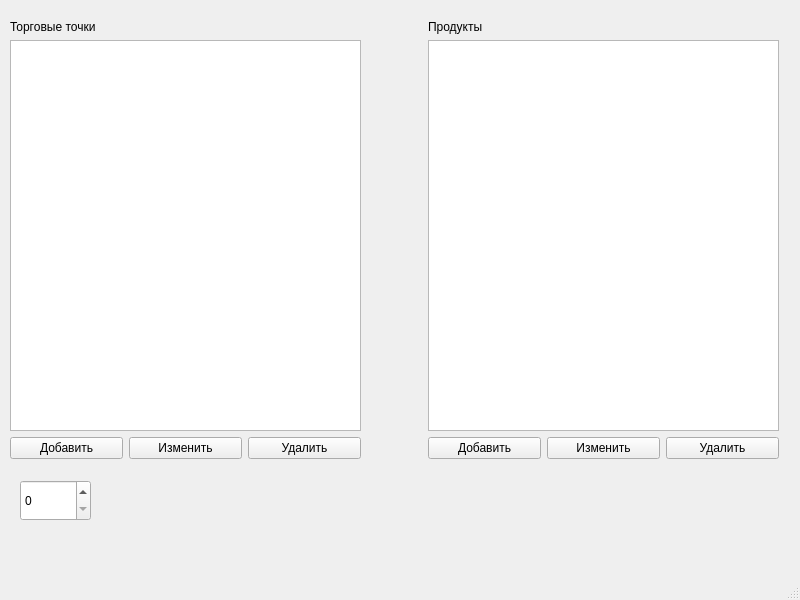
Qt form mainwindow.ui (mikkk-0/Sklad) before a commit.
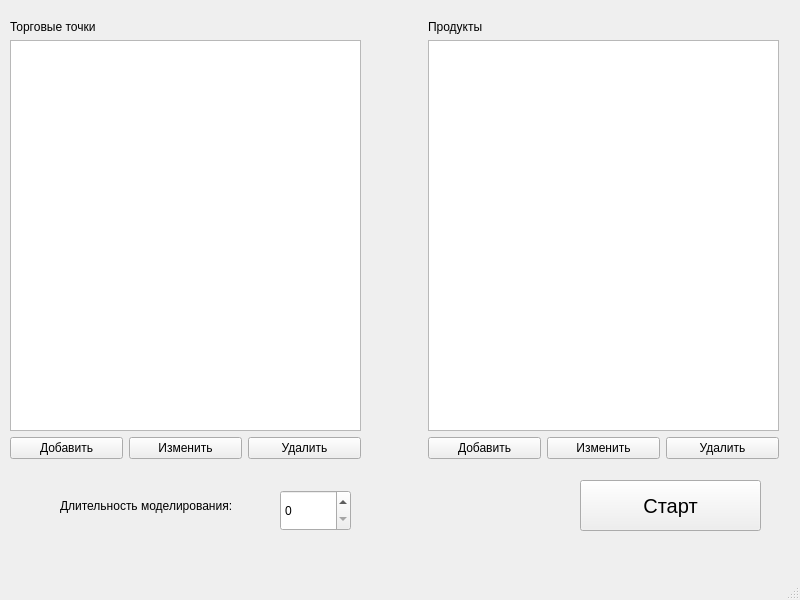
The same form after that commit.

Commit message: Add `start` button and error dialog

What changed in the file:
```diff
--- a/mainwindow.ui
+++ b/mainwindow.ui
@@ -17,8 +17,8 @@
    <widget class="QSpinBox" name="spinBox">
     <property name="geometry">
      <rect>
-      <x>20</x>
-      <y>480</y>
+      <x>280</x>
+      <y>490</y>
       <width>71</width>
       <height>41</height>
      </rect>
@@ -37,7 +37,7 @@
      <string>Введите N</string>
     </property>
    </widget>
-   <widget class="QWidget" name="">
+   <widget class="QWidget" name="layoutWidget">
     <property name="geometry">
      <rect>
       <x>428</x>
@@ -84,7 +84,7 @@
      </item>
     </layout>
    </widget>
-   <widget class="QWidget" name="">
+   <widget class="QWidget" name="layoutWidget">
     <property name="geometry">
      <rect>
       <x>10</x>
@@ -131,6 +131,37 @@
      </item>
     </layout>
    </widget>
+   <widget class="QLabel" name="label_4">
+    <property name="geometry">
+     <rect>
+      <x>60</x>
+      <y>490</y>
+      <width>221</width>
+      <height>31</height>
+     </rect>
+    </property>
+    <property name="text">
+     <string>Длительность моделирования:</string>
+    </property>
+   </widget>
+   <widget class="QPushButton" name="start">
+    <property name="geometry">
+     <rect>
+      <x>580</x>
+      <y>480</y>
+      <width>181</width>
+      <height>51</height>
+     </rect>
+    </property>
+    <property name="font">
+     <font>
+      <pointsize>15</pointsize>
+     </font>
+    </property>
+    <property name="text">
+     <string>Старт</string>
+    </property>
+   </widget>
   </widget>
   <widget class="QMenuBar" name="menubar">
    <property name="geometry">
```
Left out of the diff: 2 changed lines with no effect on the pictures. The commit also changes 2 other files.
